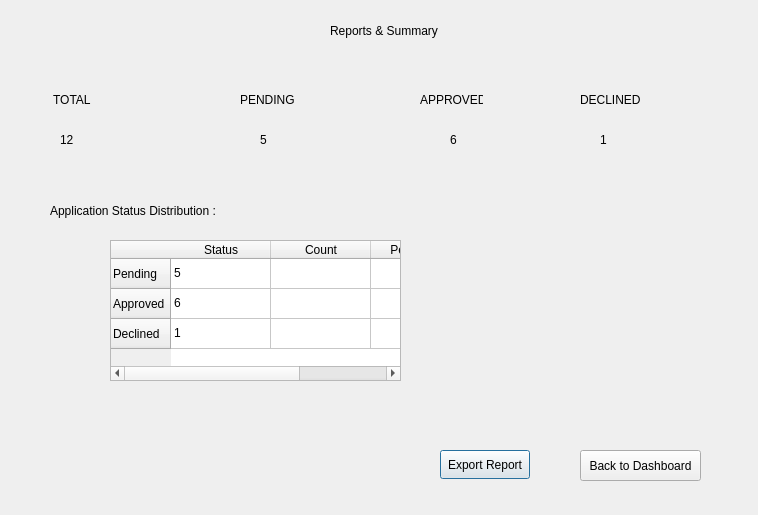
Above: reports.ui from sanjanaCSwyb/U-MAMS before the change. Below: the same form after it.
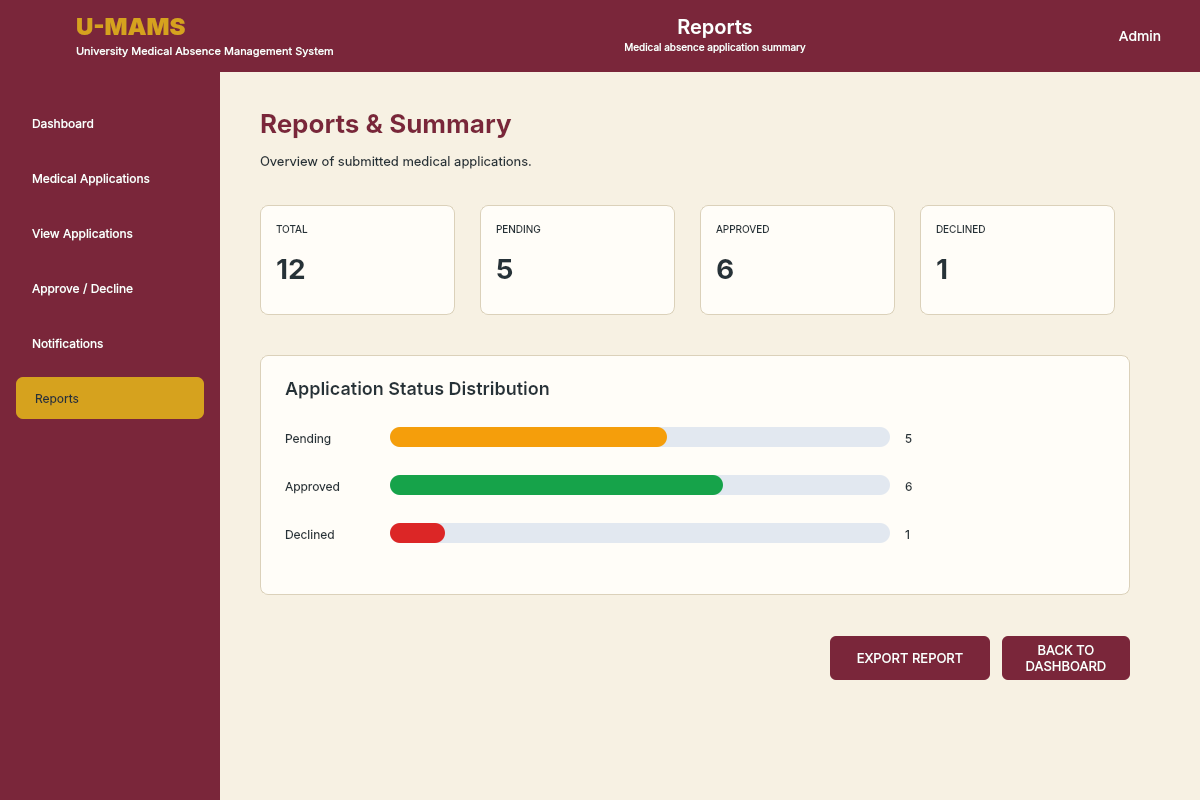
That is the form after the change. Icons and pictures are not drawn.

What changed in the file:
```diff
--- a/reports.ui
+++ b/reports.ui
@@ -6,223 +6,776 @@
    <rect>
     <x>0</x>
     <y>0</y>
-    <width>758</width>
-    <height>515</height>
+    <width>1200</width>
+    <height>800</height>
    </rect>
   </property>
+  <property name="minimumSize">
+   <size>
+    <width>900</width>
+    <height>600</height>
+   </size>
+  </property>
   <property name="windowTitle">
    <string>Dialog</string>
   </property>
-  <widget class="QLabel" name="lblTitle">
+  <widget class="QWidget" name="figmaCanvas">
    <property name="geometry">
     <rect>
-     <x>330</x>
-     <y>10</y>
-     <width>151</width>
-     <height>41</height>
+     <x>0</x>
+     <y>0</y>
+     <width>1200</width>
+     <height>800</height>
     </rect>
    </property>
-   <property name="text">
-    <string>Reports &amp; Summary</string>
+   <property name="styleSheet">
+    <string>QWidget#figmaCanvas { background-color: #F7F1E3; }</string>
    </property>
-  </widget>
-  <widget class="QLabel" name="lblTotalTitle">
-   <property name="geometry">
-    <rect>
-     <x>50</x>
-     <y>90</y>
-     <width>63</width>
-     <height>20</height>
-    </rect>
-   </property>
-   <property name="text">
-    <string> TOTAL</string>
-   </property>
-  </widget>
-  <widget class="QLabel" name="lblPendingTitle">
-   <property name="geometry">
-    <rect>
-     <x>240</x>
-     <y>90</y>
-     <width>63</width>
-     <height>20</height>
-    </rect>
-   </property>
-   <property name="text">
-    <string>PENDING</string>
-   </property>
-  </widget>
-  <widget class="QLabel" name="lblApprovedTitle">
-   <property name="geometry">
-    <rect>
-     <x>420</x>
-     <y>90</y>
-     <width>63</width>
-     <height>20</height>
-    </rect>
-   </property>
-   <property name="text">
-    <string>APPROVED</string>
-   </property>
-  </widget>
-  <widget class="QLabel" name="lblDeclinedTitle">
-   <property name="geometry">
-    <rect>
-     <x>580</x>
-     <y>90</y>
-     <width>63</width>
-     <height>20</height>
-    </rect>
-   </property>
-   <property name="text">
-    <string>DECLINED</string>
-   </property>
-  </widget>
-  <widget class="QLabel" name="lblTotal">
-   <property name="geometry">
-    <rect>
-     <x>60</x>
-     <y>130</y>
-     <width>63</width>
-     <height>20</height>
-    </rect>
-   </property>
-   <property name="text">
-    <string>12</string>
-   </property>
-  </widget>
-  <widget class="QLabel" name="lblPending">
-   <property name="geometry">
-    <rect>
-     <x>260</x>
-     <y>130</y>
-     <width>63</width>
-     <height>20</height>
-    </rect>
-   </property>
-   <property name="text">
-    <string>5</string>
-   </property>
-  </widget>
-  <widget class="QLabel" name="lblApproved">
-   <property name="geometry">
-    <rect>
-     <x>450</x>
-     <y>130</y>
-     <width>63</width>
-     <height>20</height>
-    </rect>
-   </property>
-   <property name="text">
-    <string>6</string>
-   </property>
-  </widget>
-  <widget class="QLabel" name="lblDeclined">
-   <property name="geometry">
-    <rect>
-     <x>600</x>
-     <y>130</y>
-     <width>63</width>
-     <height>20</height>
-    </rect>
-   </property>
-   <property name="text">
-    <string>1</string>
-   </property>
-  </widget>
-  <widget class="QLabel" name="lblStatusDistribution">
-   <property name="geometry">
-    <rect>
-     <x>50</x>
-     <y>200</y>
-     <width>191</width>
-     <height>21</height>
-    </rect>
-   </property>
-   <property name="text">
-    <string>Application Status Distribution :</string>
-   </property>
-  </widget>
-  <widget class="QTableWidget" name="tblStatus">
-   <property name="geometry">
-    <rect>
-     <x>110</x>
-     <y>240</y>
-     <width>291</width>
-     <height>141</height>
-    </rect>
-   </property>
-   <row>
-    <property name="text">
-     <string>Pending</string>
+   <widget class="QFrame" name="header">
+    <property name="geometry">
+     <rect>
+      <x>0</x>
+      <y>0</y>
+      <width>1200</width>
+      <height>72</height>
+     </rect>
     </property>
-   </row>
-   <row>
-    <property name="text">
-     <string>Approved</string>
+    <property name="styleSheet">
+     <string>QFrame#header {background-color: #7A263A; border: none;}</string>
     </property>
-   </row>
-   <row>
-    <property name="text">
-     <string>Declined</string>
+    <widget class="QLabel" name="headerLogo">
+     <property name="geometry">
+      <rect>
+       <x>22</x>
+       <y>16</y>
+       <width>42</width>
+       <height>42</height>
+      </rect>
+     </property>
+     <property name="pixmap">
+      <pixmap>:/assets/wayamba_logo.png</pixmap>
+     </property>
+     <property name="scaledContents">
+      <bool>true</bool>
+     </property>
+     <property name="styleSheet">
+      <string>background: transparent; border: none;</string>
+     </property>
+    </widget>
+    <widget class="QLabel" name="headerBrand">
+     <property name="geometry">
+      <rect>
+       <x>76</x>
+       <y>10</y>
+       <width>235</width>
+       <height>32</height>
+      </rect>
+     </property>
+     <property name="text">
+      <string>U-MAMS</string>
+     </property>
+     <property name="styleSheet">
+      <string>font-family: Inter; font-size: 24px; font-weight: 700; color: #D6A21E; background: transparent; border: none;</string>
+     </property>
+    </widget>
+    <widget class="QLabel" name="headerBrandSubtitle">
+     <property name="geometry">
+      <rect>
+       <x>76</x>
+       <y>42</y>
+       <width>510</width>
+       <height>17</height>
+      </rect>
+     </property>
+     <property name="text">
+      <string>University Medical Absence Management System</string>
+     </property>
+     <property name="styleSheet">
+      <string>font-family: Inter; font-size: 11px; font-weight: 400; color: white; background: transparent; border: none;</string>
+     </property>
+    </widget>
+    <widget class="QLabel" name="headerTitle">
+     <property name="geometry">
+      <rect>
+       <x>600</x>
+       <y>11</y>
+       <width>230</width>
+       <height>30</height>
+      </rect>
+     </property>
+     <property name="text">
+      <string>Reports</string>
+     </property>
+     <property name="styleSheet">
+      <string>font-family: Inter; font-size: 20px; font-weight: 500; color: white; background: transparent; border: none;</string>
+     </property>
+     <property name="alignment">
+      <set>Qt::AlignCenter</set>
+     </property>
+    </widget>
+    <widget class="QLabel" name="headerSubtitle">
+     <property name="geometry">
+      <rect>
+       <x>570</x>
+       <y>39</y>
+       <width>290</width>
+       <height>17</height>
+      </rect>
+     </property>
+     <property name="text">
+      <string>Medical absence application summary</string>
+     </property>
+     <property name="styleSheet">
+      <string>font-family: Inter; font-size: 10px; font-weight: 400; color: white; background: transparent; border: none;</string>
+     </property>
+     <property name="alignment">
+      <set>Qt::AlignCenter</set>
+     </property>
+    </widget>
+    <widget class="QPushButton" name="headerAudience">
+     <property name="geometry">
+      <rect>
+       <x>1100</x>
+       <y>23</y>
+       <width>80</width>
+       <height>26</height>
+      </rect>
+     </property>
+     <property name="text">
+      <string>Admin</string>
+     </property>
+     <property name="styleSheet">
+      <string>font-family: Inter; font-size: 14px; color: white; background: transparent; border: none;</string>
+     </property>
+     <property name="figmaNav" stdset="0">
+      <string notr="true">password</string>
+     </property>
+     <property name="toolTip">
+      <string>Change admin password</string>
+     </property>
+    </widget>
+   </widget>
+   <widget class="QFrame" name="sidebar">
+    <property name="geometry">
+     <rect>
+      <x>0</x>
+      <y>72</y>
+      <width>220</width>
+      <height>728</height>
+     </rect>
     </property>
-   </row>
-   <column>
-    <property name="text">
-     <string>Status</string>
+    <property name="styleSheet">
+     <string>QFrame#sidebar { background-color: #7A263A; border: none; }</string>
     </property>
-   </column>
-   <column>
-    <property name="text">
-     <string>Count</string>
+    <widget class="QPushButton" name="btnSidebarDashboard">
+     <property name="geometry">
+      <rect>
+       <x>16</x>
+       <y>30</y>
+       <width>188</width>
+       <height>42</height>
+      </rect>
+     </property>
+     <property name="text">
+      <string>Dashboard</string>
+     </property>
+     <property name="cursor">
+      <cursorShape>PointingHandCursor</cursorShape>
+     </property>
+     <property name="styleSheet">
+      <string>QPushButton#btnSidebarDashboard { font-family: Inter; font-size: 12px; font-weight: 400; color: white; background-color: #7A263A; border: none; border-radius: 6px; padding: 0px; } QPushButton#btnSidebarDashboard:hover { background-color: #922F48; }</string>
+     </property>
+     <property name="figmaNav" stdset="0">
+      <string notr="true">dashboard</string>
+     </property>
+     <property name="styleSheet">
+      <string>QPushButton#btnSidebarDashboard {font-family: Inter; font-size: 12px; font-weight: 400; color: white; background: transparent; border: none; border-radius: 7px; text-align: left; padding-left: 16px;} QPushButton#btnSidebarDashboard:hover { background-color: #922F48;}</string>
+     </property>
+    </widget>
+    <widget class="QPushButton" name="btnSidebarMedical">
+     <property name="geometry">
+      <rect>
+       <x>16</x>
+       <y>85</y>
+       <width>188</width>
+       <height>42</height>
+      </rect>
+     </property>
+     <property name="text">
+      <string>Medical Applications</string>
+     </property>
+     <property name="cursor">
+      <cursorShape>PointingHandCursor</cursorShape>
+     </property>
+     <property name="styleSheet">
+      <string>QPushButton#btnSidebarMedical { font-family: Inter; font-size: 12px; font-weight: 400; color: white; background-color: #7A263A; border: none; border-radius: 6px; padding: 0px; } QPushButton#btnSidebarMedical:hover { background-color: #922F48; }</string>
+     </property>
+     <property name="figmaNav" stdset="0">
+      <string notr="true">medical</string>
+     </property>
+     <property name="styleSheet">
+      <string>QPushButton#btnSidebarMedical {font-family: Inter; font-size: 12px; font-weight: 400; color: white; background: transparent; border: none; border-radius: 7px; text-align: left; padding-left: 16px;} QPushButton#btnSidebarMedical:hover { background-color: #922F48;}</string>
+     </property>
+    </widget>
+    <widget class="QPushButton" name="btnSidebarApplications">
+     <property name="geometry">
+      <rect>
+       <x>16</x>
+       <y>140</y>
+       <width>188</width>
+       <height>42</height>
+      </rect>
+     </property>
+     <property name="text">
+      <string>View Applications</string>
+     </property>
+     <property name="cursor">
+      <cursorShape>PointingHandCursor</cursorShape>
+     </property>
+     <property name="styleSheet">
+      <string>QPushButton#btnSidebarApplications { font-family: Inter; font-size: 12px; font-weight: 400; color: white; background-color: #7A263A; border: none; border-radius: 6px; padding: 0px; } QPushButton#btnSidebarApplications:hover { background-color: #922F48; }</string>
+     </property>
+     <property name="figmaNav" stdset="0">
+      <string notr="true">applications</string>
+     </property>
+     <property name="styleSheet">
+      <string>QPushButton#btnSidebarApplications {font-family: Inter; font-size: 12px; font-weight: 400; color: white; background: transparent; border: none; border-radius: 7px; text-align: left; padding-left: 16px;} QPushButton#btnSidebarApplications:hover { background-color: #922F48;}</string>
+     </property>
+    </widget>
+    <widget class="QPushButton" name="btnApproveDecline">
+     <property name="geometry">
+      <rect>
+       <x>16</x>
+       <y>195</y>
+       <width>188</width>
+       <height>42</height>
+      </rect>
+     </property>
+     <property name="text">
+      <string>Approve / Decline</string>
+     </property>
+     <property name="cursor">
+      <cursorShape>PointingHandCursor</cursorShape>
+     </property>
+     <property name="styleSheet">
+      <string>QPushButton#btnApproveDecline { font-family: Inter; font-size: 12px; font-weight: 400; color: white; background-color: #7A263A; border: none; border-radius: 6px; padding: 0px; } QPushButton#btnApproveDecline:hover { background-color: #922F48; }</string>
+     </property>
+     <property name="figmaNav" stdset="0">
+      <string notr="true">review</string>
+     </property>
+     <property name="styleSheet">
+      <string>QPushButton#btnApproveDecline {font-family: Inter; font-size: 12px; font-weight: 400; color: white; background: transparent; border: none; border-radius: 7px; text-align: left; padding-left: 16px;} QPushButton#btnApproveDecline:hover { background-color: #922F48;}</string>
+     </property>
+    </widget>
+    <widget class="QPushButton" name="btnNotifications">
+     <property name="geometry">
+      <rect>
+       <x>16</x>
+       <y>250</y>
+       <width>188</width>
+       <height>42</height>
+      </rect>
+     </property>
+     <property name="text">
+      <string>Notifications</string>
+     </property>
+     <property name="cursor">
+      <cursorShape>PointingHandCursor</cursorShape>
+     </property>
+     <property name="styleSheet">
+      <string>QPushButton#btnNotifications { font-family: Inter; font-size: 12px; font-weight: 400; color: white; background-color: #7A263A; border: none; border-radius: 6px; padding: 0px; } QPushButton#btnNotifications:hover { background-color: #922F48; }</string>
+     </property>
+     <property name="figmaNav" stdset="0">
+      <string notr="true">notifications</string>
+     </property>
+     <property name="styleSheet">
+      <string>QPushButton#btnNotifications {font-family: Inter; font-size: 12px; font-weight: 400; color: white; background: transparent; border: none; border-radius: 7px; text-align: left; padding-left: 16px;} QPushButton#btnNotifications:hover { background-color: #922F48;}</string>
+     </property>
+    </widget>
+    <widget class="QLabel" name="sidebarActive">
+     <property name="geometry">
+      <rect>
+       <x>16</x>
+       <y>305</y>
+       <width>188</width>
+       <height>42</height>
+      </rect>
+     </property>
+     <property name="text">
+      <string>Reports</string>
+     </property>
+     <property name="styleSheet">
+      <string>font-family: Inter; font-size: 12px; font-weight: 400; color: #263238; background: transparent; border: none;</string>
+     </property>
+     <property name="styleSheet">
+      <string>font-family: Inter; font-size: 12px; font-weight: 400; color: #263238; background-color: #D6A21E; border-radius: 7px; padding-left: 16px;</string>
+     </property>
+    </widget>
+   </widget>
+   <widget class="QLabel" name="lblTitle">
+    <property name="geometry">
+     <rect>
+      <x>260</x>
+      <y>104</y>
+      <width>870</width>
+      <height>38</height>
+     </rect>
     </property>
-   </column>
-   <column>
     <property name="text">
-     <string>Percentage</string>
+     <string>Reports &amp; Summary</string>
     </property>
-   </column>
-   <item row="0" column="0">
+    <property name="styleSheet">
+     <string>font-family: Inter; font-size: 26px; font-weight: 600; color: #7A263A; background: transparent; border: none;</string>
+    </property>
+   </widget>
+   <widget class="QLabel" name="reportsDescription">
+    <property name="geometry">
+     <rect>
+      <x>260</x>
+      <y>150</y>
+      <width>870</width>
+      <height>23</height>
+     </rect>
+    </property>
     <property name="text">
-     <string>5</string>
+     <string>Overview of submitted medical applications.</string>
     </property>
-   </item>
-   <item row="1" column="0">
+    <property name="styleSheet">
+     <string>font-family: Inter; font-size: 13px; font-weight: 400; color: #263238; background: transparent; border: none;</string>
+    </property>
+   </widget>
+   <widget class="QFrame" name="statTotal">
+    <property name="geometry">
+     <rect>
+      <x>260</x>
+      <y>205</y>
+      <width>195</width>
+      <height>110</height>
+     </rect>
+    </property>
+    <property name="styleSheet">
+     <string>QFrame#statTotal { background-color: #FFFDF8; border: 1px solid #DBD1BA; border-radius: 8px; }</string>
+    </property>
+    <widget class="QLabel" name="lblTotalTitle">
+     <property name="geometry">
+      <rect>
+       <x>16</x>
+       <y>14</y>
+       <width>163</width>
+       <height>20</height>
+      </rect>
+     </property>
+     <property name="text">
+      <string>TOTAL</string>
+     </property>
+     <property name="styleSheet">
+      <string>font-family: Inter; font-size: 10px; font-weight: 400; color: #263238; background: transparent; border: none;</string>
+     </property>
+    </widget>
+    <widget class="QLabel" name="lblTotal">
+     <property name="geometry">
+      <rect>
+       <x>16</x>
+       <y>44</y>
+       <width>163</width>
+       <height>39</height>
+      </rect>
+     </property>
+     <property name="text">
+      <string>12</string>
+     </property>
+     <property name="styleSheet">
+      <string>font-family: Inter; font-size: 28px; font-weight: 600; color: #263238; background: transparent; border: none;</string>
+     </property>
+    </widget>
+   </widget>
+   <widget class="QFrame" name="statPending">
+    <property name="geometry">
+     <rect>
+      <x>480</x>
+      <y>205</y>
+      <width>195</width>
+      <height>110</height>
+     </rect>
+    </property>
+    <property name="styleSheet">
+     <string>QFrame#statPending { background-color: #FFFDF8; border: 1px solid #DBD1BA; border-radius: 8px; }</string>
+    </property>
+    <widget class="QLabel" name="lblPendingTitle">
+     <property name="geometry">
+      <rect>
+       <x>16</x>
+       <y>14</y>
+       <width>163</width>
+       <height>20</height>
+      </rect>
+     </property>
+     <property name="text">
+      <string>PENDING</string>
+     </property>
+     <property name="styleSheet">
+      <string>font-family: Inter; font-size: 10px; font-weight: 400; color: #263238; background: transparent; border: none;</string>
+     </property>
+    </widget>
+    <widget class="QLabel" name="lblPending">
+     <property name="geometry">
+      <rect>
+       <x>16</x>
+       <y>44</y>
+       <width>163</width>
+       <height>39</height>
+      </rect>
+     </property>
+     <property name="text">
+      <string>5</string>
+     </property>
+     <property name="styleSheet">
+      <string>font-family: Inter; font-size: 28px; font-weight: 600; color: #263238; background: transparent; border: none;</string>
+     </property>
+    </widget>
+   </widget>
+   <widget class="QFrame" name="statApproved">
+    <property name="geometry">
+     <rect>
+      <x>700</x>
+      <y>205</y>
+      <width>195</width>
+      <height>110</height>
+     </rect>
+    </property>
+    <property name="styleSheet">
+     <string>QFrame#statApproved { background-color: #FFFDF8; border: 1px solid #DBD1BA; border-radius: 8px; }</string>
+    </property>
+    <widget class="QLabel" name="lblApprovedTitle">
+     <property name="geometry">
+      <rect>
+       <x>16</x>
+       <y>14</y>
+       <width>163</width>
+       <height>20</height>
+      </rect>
+     </property>
+     <property name="text">
+      <string>APPROVED</string>
+     </property>
+     <property name="styleSheet">
+      <string>font-family: Inter; font-size: 10px; font-weight: 400; color: #263238; background: transparent; border: none;</string>
+     </property>
+    </widget>
+    <widget class="QLabel" name="lblApproved">
+     <property name="geometry">
+      <rect>
+       <x>16</x>
+       <y>44</y>
+       <width>163</width>
+       <height>39</height>
+      </rect>
+     </property>
+     <property name="text">
+      <string>6</string>
+     </property>
+     <property name="styleSheet">
+      <string>font-family: Inter; font-size: 28px; font-weight: 600; color: #263238; background: transparent; border: none;</string>
+     </property>
+    </widget>
+   </widget>
+   <widget class="QFrame" name="statDeclined">
+    <property name="geometry">
+     <rect>
+      <x>920</x>
+      <y>205</y>
+      <width>195</width>
+      <height>110</height>
+     </rect>
+    </property>
+    <property name="styleSheet">
+     <string>QFrame#statDeclined { background-color: #FFFDF8; border: 1px solid #DBD1BA; border-radius: 8px; }</string>
+    </property>
+    <widget class="QLabel" name="lblDeclinedTitle">
+     <property name="geometry">
+      <rect>
+       <x>16</x>
+       <y>14</y>
+       <width>163</width>
+       <height>20</height>
+      </rect>
+     </property>
+     <property name="text">
+      <string>DECLINED</string>
+     </property>
+     <property name="styleSheet">
+      <string>font-family: Inter; font-size: 10px; font-weight: 400; color: #263238; background: transparent; border: none;</string>
+     </property>
+    </widget>
+    <widget class="QLabel" name="lblDeclined">
+     <property name="geometry">
+      <rect>
+       <x>16</x>
+       <y>44</y>
+       <width>163</width>
+       <height>39</height>
+      </rect>
+     </property>
+     <property name="text">
+      <string>1</string>
+     </property>
+     <property name="styleSheet">
+      <string>font-family: Inter; font-size: 28px; font-weight: 600; color: #263238; background: transparent; border: none;</string>
+     </property>
+    </widget>
+   </widget>
+   <widget class="QFrame" name="distributionCard">
+    <property name="geometry">
+     <rect>
+      <x>260</x>
+      <y>355</y>
+      <width>870</width>
+      <height>240</height>
+     </rect>
+    </property>
+    <property name="styleSheet">
+     <string>QFrame#distributionCard { background-color: #FFFDF8; border: 1px solid #DBD1BA; border-radius: 8px; }</string>
+    </property>
+    <widget class="QLabel" name="lblStatusDistribution">
+     <property name="geometry">
+      <rect>
+       <x>25</x>
+       <y>18</y>
+       <width>800</width>
+       <height>30</height>
+      </rect>
+     </property>
+     <property name="text">
+      <string>Application Status Distribution</string>
+     </property>
+     <property name="styleSheet">
+      <string>font-family: Inter; font-size: 18px; font-weight: 500; color: #263238; background: transparent; border: none;</string>
+     </property>
+    </widget>
+    <widget class="QLabel" name="barPendingTitle">
+     <property name="geometry">
+      <rect>
+       <x>25</x>
+       <y>71</y>
+       <width>100</width>
+       <height>24</height>
+      </rect>
+     </property>
+     <property name="text">
+      <string>Pending</string>
+     </property>
+     <property name="styleSheet">
+      <string>font-family: Inter; font-size: 12px; font-weight: 400; color: #263238; background: transparent; border: none;</string>
+     </property>
+    </widget>
+    <widget class="QProgressBar" name="barPending">
+     <property name="geometry">
+      <rect>
+       <x>130</x>
+       <y>72</y>
+       <width>500</width>
+       <height>20</height>
+      </rect>
+     </property>
+     <property name="minimum">
+      <number>0</number>
+     </property>
+     <property name="maximum">
+      <number>9</number>
+     </property>
+     <property name="value">
+      <number>5</number>
+     </property>
+     <property name="textVisible">
+      <bool>false</bool>
+     </property>
+     <property name="styleSheet">
+      <string>QProgressBar#barPending { background-color: #E2E8F0; border: none; border-radius: 10px; } QProgressBar#barPending::chunk { background-color: #F59E0B; border-radius: 10px; }</string>
+     </property>
+    </widget>
+    <widget class="QLabel" name="lblBarPending">
+     <property name="geometry">
+      <rect>
+       <x>645</x>
+       <y>71</y>
+       <width>70</width>
+       <height>24</height>
+      </rect>
+     </property>
+     <property name="text">
+      <string>5</string>
+     </property>
+     <property name="styleSheet">
+      <string>font-family: Inter; font-size: 12px; font-weight: 400; color: #263238; background: transparent; border: none;</string>
+     </property>
+    </widget>
+    <widget class="QLabel" name="barApprovedTitle">
+     <property name="geometry">
+      <rect>
+       <x>25</x>
+       <y>119</y>
+       <width>100</width>
+       <height>24</height>
+      </rect>
+     </property>
+     <property name="text">
+      <string>Approved</string>
+     </property>
+     <property name="styleSheet">
+      <string>font-family: Inter; font-size: 12px; font-weight: 400; color: #263238; background: transparent; border: none;</string>
+     </property>
+    </widget>
+    <widget class="QProgressBar" name="barApproved">
+     <property name="geometry">
+      <rect>
+       <x>130</x>
+       <y>120</y>
+       <width>500</width>
+       <height>20</height>
+      </rect>
+     </property>
+     <property name="minimum">
+      <number>0</number>
+     </property>
+     <property name="maximum">
+      <number>9</number>
+     </property>
+     <property name="value">
+      <number>6</number>
+     </property>
+     <property name="textVisible">
+      <bool>false</bool>
+     </property>
+     <property name="styleSheet">
+      <string>QProgressBar#barApproved { background-color: #E2E8F0; border: none; border-radius: 10px; } QProgressBar#barApproved::chunk { background-color: #16A34A; border-radius: 10px; }</string>
+     </property>
+    </widget>
+    <widget class="QLabel" name="lblBarApproved">
+     <property name="geometry">
+      <rect>
+       <x>645</x>
+       <y>119</y>
+       <width>70</width>
+       <height>24</height>
+      </rect>
+     </property>
+     <property name="text">
+      <string>6</string>
+     </property>
+     <property name="styleSheet">
+      <string>font-family: Inter; font-size: 12px; font-weight: 400; color: #263238; background: transparent; border: none;</string>
+     </property>
+    </widget>
+    <widget class="QLabel" name="barDeclinedTitle">
+     <property name="geometry">
+      <rect>
+       <x>25</x>
+       <y>167</y>
+       <width>100</width>
+       <height>24</height>
+      </rect>
+     </property>
+     <property name="text">
+      <string>Declined</string>
+     </property>
+     <property name="styleSheet">
+      <string>font-family: Inter; font-size: 12px; font-weight: 400; color: #263238; background: transparent; border: none;</string>
+     </property>
+    </widget>
+    <widget class="QProgressBar" name="barDeclined">
+     <property name="geometry">
+      <rect>
+       <x>130</x>
+       <y>168</y>
+       <width>500</width>
+       <height>20</height>
+      </rect>
+     </property>
+     <property name="minimum">
+      <number>0</number>
+     </property>
+     <property name="maximum">
+      <number>9</number>
+     </property>
+     <property name="value">
+      <number>1</number>
+     </property>
+     <property name="textVisible">
+      <bool>false</bool>
+     </property>
+     <property name="styleSheet">
+      <string>QProgressBar#barDeclined { background-color: #E2E8F0; border: none; border-radius: 10px; } QProgressBar#barDeclined::chunk { background-color: #DC2626; border-radius: 10px; }</string>
+     </property>
+    </widget>
+    <widget class="QLabel" name="lblBarDeclined">
+     <property name="geometry">
+      <rect>
+       <x>645</x>
+       <y>167</y>
+       <width>70</width>
+       <height>24</height>
+      </rect>
+     </property>
+     <property name="text">
+      <string>1</string>
+     </property>
+     <property name="styleSheet">
+      <string>font-family: Inter; font-size: 12px; font-weight: 400; color: #263238; background: transparent; border: none;</string>
+     </property>
+    </widget>
+   </widget>
+   <widget class="QTableWidget" name="tblStatus">
+    <property name="geometry">
+     <rect>
+      <x>0</x>
+      <y>0</y>
+      <width>1</width>
+      <height>1</height>
+     </rect>
+    </property>
+    <property name="visible">
+     <bool>false</bool>
+    </property>
+   </widget>
+   <widget class="QPushButton" name="btnExportReport">
+    <property name="geometry">
+     <rect>
+      <x>830</x>
+      <y>636</y>
+      <width>160</width>
+      <height>44</height>
+     </rect>
+    </property>
     <property name="text">
-     <string>6</string>
+     <string>EXPORT REPORT</string>
     </property>
-   </item>
-   <item row="2" column="0">
+    <property name="cursor">
+     <cursorShape>PointingHandCursor</cursorShape>
+    </property>
+    <property name="styleSheet">
+     <string>QPushButton#btnExportReport { font-family: Inter; font-size: 13px; font-weight: 400; color: white; background-color: #7A263A; border: none; border-radius: 6px; padding: 0px; } QPushButton#btnExportReport:hover { background-color: #922F48; }</string>
+    </property>
+   </widget>
+   <widget class="QPushButton" name="btnBack">
+    <property name="geometry">
+     <rect>
+      <x>1002</x>
+      <y>636</y>
+      <width>128</width>
+      <height>44</height>
+     </rect>
+    </property>
     <property name="text">
-     <string>1</string>
+     <string>BACK TO
+DASHBOARD</string>
     </property>
-   </item>
-  </widget>
-  <widget class="QPushButton" name="btnExportReport">
-   <property name="geometry">
-    <rect>
-     <x>440</x>
-     <y>450</y>
-     <width>90</width>
-     <height>29</height>
-    </rect>
-   </property>
-   <property name="text">
-    <string>Export Report</string>
-   </property>
-  </widget>
-  <widget class="QPushButton" name="btnBack">
-   <property name="geometry">
-    <rect>
-     <x>580</x>
-     <y>450</y>
-     <width>121</width>
-     <height>31</height>
-    </rect>
-   </property>
-   <property name="text">
-    <string>Back to Dashboard</string>
-   </property>
+    <property name="cursor">
+     <cursorShape>PointingHandCursor</cursorShape>
+    </property>
+    <property name="styleSheet">
+     <string>QPushButton#btnBack { font-family: Inter; font-size: 13px; font-weight: 400; color: white; background-color: #7A263A; border: none; border-radius: 6px; padding: 0px; } QPushButton#btnBack:hover { background-color: #922F48; }</string>
+    </property>
+   </widget>
   </widget>
  </widget>
  <resources/>
```
Left out of the diff: 8 changed lines with no effect on the pictures.
